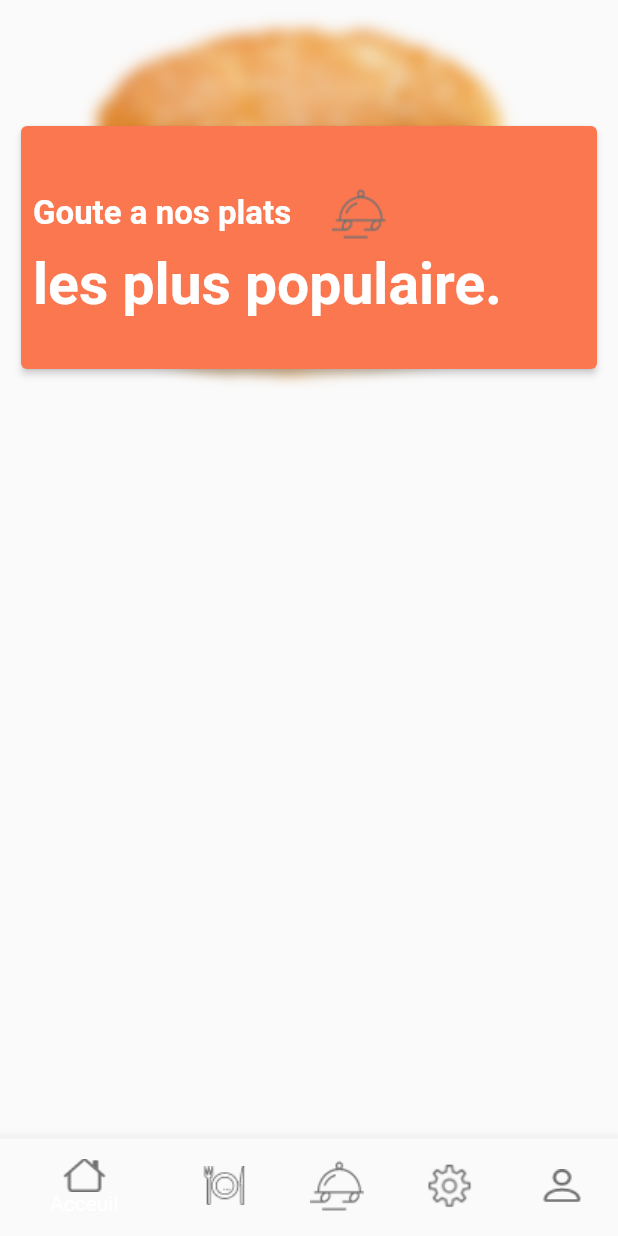
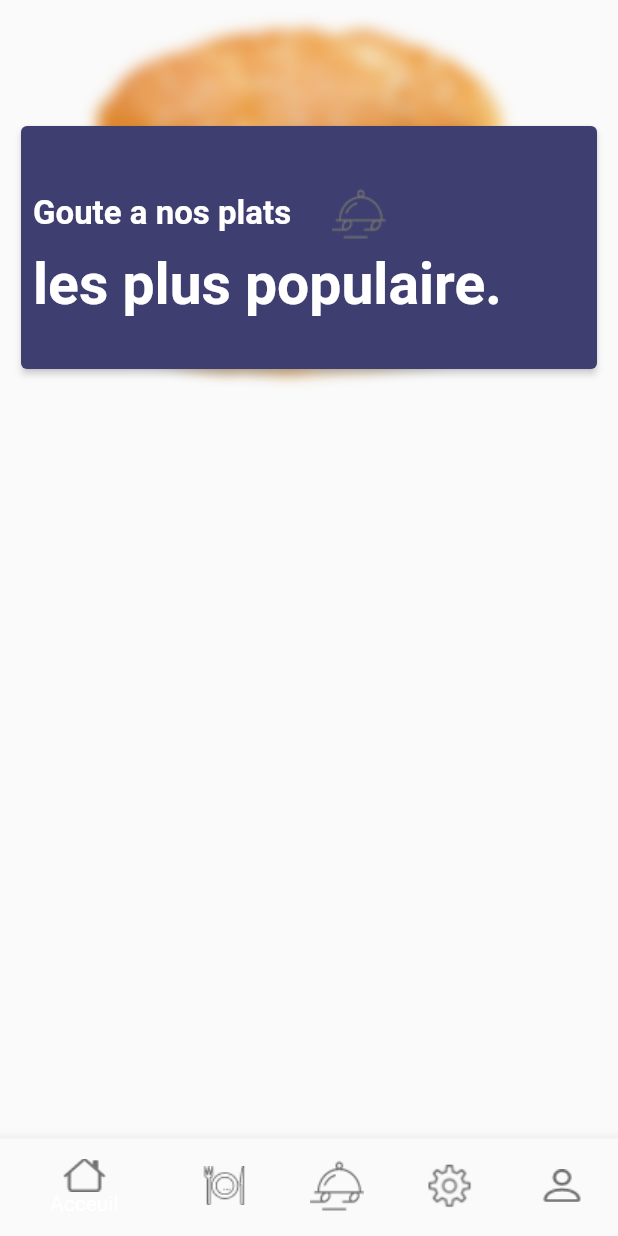
Before and after one commit to chizakasipascal/Delicious, a Flutter app: the HomeScreen screen opened by its route, swiped to page 3, on a phone screen of 412 x 824 dp. Run offline on Flutter 3.47's test engine with Material 2 defaults, Android fonts, the phone set to English and light mode, and no system bars; our stand-ins replace bloc, flutter_bloc, get_it, google_fonts, introduction_screen.

Commit message:
add color parametre

```diff
--- a/lib/views/widgets/annonceCard.dart
+++ b/lib/views/widgets/annonceCard.dart
@@ -3,9 +3,11 @@ import 'package:bonappetit/utils/utils.dart';
 import 'package:flutter/material.dart';
 
 class AnnonceCard extends StatelessWidget {
+  final Color color;
   const AnnonceCard({
     Key key,
     @required this.size,
+    this.color = OrangeColor,
   }) : super(key: key);
 
   final Size size;
@@ -16,7 +18,7 @@ class AnnonceCard extends StatelessWidget {
       height: 170,
       width: size.width,
       child: Card(
-        color: OrangeColor,
+        color: color,
         elevation: 2,
         shadowColor: GreyWithOpacity,
         child: Padding(
```
